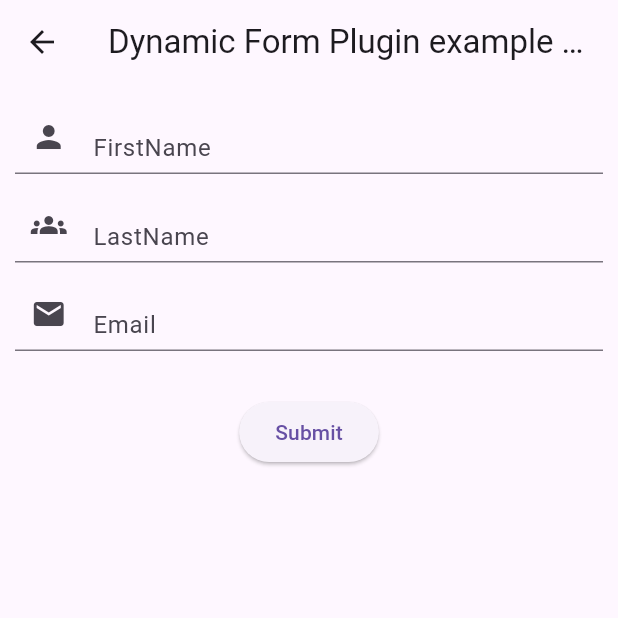
After one commit to mynumeric-mobile/easy_form_builder, a Flutter app: the screen it shows after launch, after a tap on "Virtual Keyboard", on a phone screen of 412 x 824 dp, the top half of it. The commit adds this screen. Run offline on Flutter 3.47's test engine with Material 3 defaults, Android fonts, the phone set to English and light mode, and no system bars; missing offline and left inert: dynamic_fonts, flutter_gradient_selector, virtual_keyboard_custom_layout; statements that could not run were skipped.

Commit message:
Adding virtual keyboard sample

```diff
--- a/example/lib/main.dart
+++ b/example/lib/main.dart
@@ -1,7 +1,8 @@
 import 'package:easy_form_builder_example/samples/colorpicker.dart';
 import 'package:easy_form_builder_example/samples/dropdownlist.dart';
 import 'package:easy_form_builder_example/samples/linked_dropdownlist.dart';
-import 'package:easy_form_builder_example/samples/objectProperties.dart';
+import 'package:easy_form_builder_example/samples/object_properties.dart';
+import 'package:easy_form_builder_example/samples/virtual_keyboard.dart';
 import 'package:flutter/material.dart';
 
 import 'samples/field_displayable_form.dart';
@@ -98,6 +99,15 @@ class MyHome extends StatelessWidget {
                 },
                 child: const Text("Color Picker"),
               ),
+              SizedBox(
+                height: 20,
+              ),
+              ElevatedButton(
+                onPressed: () {
+                  Navigator.push(context, MaterialPageRoute<void>(builder: (BuildContext context) => const VirtualKeyboard()));
+                },
+                child: const Text("Virtual Keyboard"),
+              ),
             ],
           ),
         ),
--- /dev/null
+++ b/example/lib/objects/keyboard_aux.dart
@@ -0,0 +1,59 @@
+import 'package:easy_form_builder_example/objects/keyboard_types.dart';
+import 'package:flutter/material.dart';
+import 'package:virtual_keyboard_custom_layout/virtual_keyboard_custom_layout.dart';
+
+class KeyboardAux extends StatefulWidget {
+  final TextEditingController? controller;
+  final VirtualKeyboardType typeKeyboard;
+  final KeyboardTypes typeLayout;
+  final bool alwaysCaps;
+  final Function? onChange;
+  final double height;
+
+  const KeyboardAux({
+    super.key,
+    this.alwaysCaps = false,
+    this.controller,
+    this.onChange,
+    this.height = 300,
+    this.typeLayout = KeyboardTypes.alphaEmail,
+    required this.typeKeyboard,
+  });
+
+  @override
+  State<KeyboardAux> createState() => _KeyboardAuxState();
+}
+
+class _KeyboardAuxState extends State<KeyboardAux> {
+  @override
+  Widget build(BuildContext context) {
+    return Container(
+      color: const Color.fromARGB(255, 255, 255, 255),
+      child: GestureDetector(
+        onTap: () {},
+        child: Container(
+          color: const Color.fromARGB(192, 199, 199, 199),
+          child: VirtualKeyboard(
+            height: widget.height,
+            width: MediaQuery.of(context).size.width,
+            fontSize: 26,
+            textColor: const Color.fromARGB(255, 0, 0, 0),
+            textController: widget.controller,
+            defaultLayouts: const [
+              VirtualKeyboardDefaultLayouts.English,
+            ],
+            alwaysCaps: widget.alwaysCaps,
+            borderColor: const Color.fromARGB(255, 151, 151, 151),
+            type: widget.typeKeyboard,
+            keys: (widget.typeKeyboard == VirtualKeyboardType.Custom) ? widget.typeLayout.keyboard : [],
+            onKeyPress: onKeyPress,
+          ),
+        ),
+      ),
+    );
+  }
+
+  onKeyPress(VirtualKeyboardKey key) {
+    widget.onChange?.call(widget.controller);
+  }
+}
--- a/example/lib/samples/linked_dropdownlist.dart
+++ b/example/lib/samples/linked_dropdownlist.dart
@@ -4,7 +4,7 @@ import 'package:easy_form_builder/classes/objects/df_param.dart';
 import 'package:easy_form_builder/easy_form_builder.dart';
 import 'package:flutter/material.dart';
 
-import 'car.dart';
+import '../objects/car.dart';
 
 class LinkedDropDownList extends StatefulWidget {
   const LinkedDropDownList({super.key});
--- a/example/lib/samples/objectProperties.dart
+++ b/example/lib/samples/object_properties.dart
@@ -4,7 +4,7 @@ import 'package:easy_form_builder/classes/objects/df_param.dart';
 import 'package:easy_form_builder/easy_form_builder.dart';
 import 'package:flutter/material.dart';
 
-import 'car.dart';
+import '../objects/car.dart';
 
 class ObjectProperties extends StatefulWidget {
   const ObjectProperties({super.key});
--- /dev/null
+++ b/example/lib/samples/virtual_keyboard.dart
@@ -0,0 +1,142 @@
+import 'dart:convert';
+import 'dart:math';
+
+import 'package:easy_form_builder/classes/objects/df_param.dart';
+import 'package:easy_form_builder/classes/objects/validator/email_validator.dart';
+import 'package:easy_form_builder/classes/objects/validator/required_validator.dart';
+import 'package:easy_form_builder/easy_form_builder.dart';
+import 'package:flutter/material.dart';
+import 'package:virtual_keyboard_custom_layout/virtual_keyboard_custom_layout.dart';
+
+import '../objects/keyboard_aux.dart';
+import '../objects/keyboard_types.dart';
+
+class VirtualKeyboard extends StatefulWidget {
+  const VirtualKeyboard({super.key});
+
+  @override
+  State<VirtualKeyboard> createState() => _MyAppState();
+}
+
+class _MyAppState extends State<VirtualKeyboard> {
+  Map<String, dynamic> values = {};
+  var formKey = GlobalKey<FormState>();
+  TextEditingController? currentController;
+  String? currentparamId;
+  var isKeyboardVisible = false;
+  //var controllerKeyboard = TextEditingController();
+  late double keyboardHeight;
+  GlobalKey keyboardKey = GlobalKey();
+
+  @override
+  void initState() {
+    super.initState();
+  }
+
+  @override
+  Widget build(BuildContext context) {
+    keyboardHeight = max(160, MediaQuery.of(context).size.height * 0.35);
+    return Scaffold(
+      appBar: AppBar(
+        title: const Text('Dynamic Form Plugin example app'),
+      ),
+      body: Center(
+        child: Stack(
+          children: [
+            Positioned.fill(child: GestureDetector(
+              onTap: () {
+                FocusManager.instance.primaryFocus?.unfocus();
+              },
+            )),
+            AnimatedPositioned(
+              top: 0,
+              duration: const Duration(milliseconds: 200),
+              bottom: isKeyboardVisible ? 0 : keyboardHeight * -1,
+              child: Column(
+                children: [
+                  Expanded(
+                    child: SizedBox(
+                      width: MediaQuery.of(context).size.width,
+                      child: SingleChildScrollView(
+                        child: Column(
+                          mainAxisSize: MainAxisSize.min,
+                          children: [
+                            Padding(
+                              padding: const EdgeInsets.all(8.0),
+                              child: EasyFormBuilder(
+                                formKey: formKey,
+                                textFieldOnFocus: (controller, paramId) {
+                                  currentController = controller;
+                                  currentparamId = paramId;
+                                  isKeyboardVisible = currentController != null;
+                                  setState(() {});
+                                },
+                                forcedKeyboardType: TextInputType.none,
+                                params: [
+                                  DfCfgParam(
+                                    id: "firstName",
+                                    icon: Icon(Icons.person),
+                                    type: String,
+                                    title: "FirstName",
+                                  ),
+                                  DfCfgParam(
+                                    id: "lastName",
+                                    icon: Icon(Icons.groups),
+                                    type: String,
+                                    title: "LastName",
+                                  ),
+                                  DfCfgParam(
+                                    id: "email",
+                                    icon: Icon(Icons.email),
+                                    type: String,
+                                    title: "Email",
+                                    validators: [RequiredValidator(), EmailValidator()],
+                                  )
+                                ],
+                                paramValues: values,
+                                icon: true,
+                                forcedColumnNumber: (MediaQuery.of(context).size.width / 400).round(),
+                              ),
+                            ),
+                            SizedBox(
+                              height: 20,
+                            ),
+                            ElevatedButton(
+                              onPressed: () {
+                                if (formKey.currentState!.validate()) {
+                                  formKey.currentState!.save();
+                                  debugPrint(json.encode(values));
+                                }
+                              },
+                              child: const Text("Submit"),
+                            ),
+                          ],
+                        ),
+                      ),
+                    ),
+                  ),
+                  SizedBox(
+                    height: keyboardHeight,
+                    child: KeyboardAux(
+                      key: keyboardKey,
+                      alwaysCaps: false,
+                      height: keyboardHeight,
+                      controller: currentController,
+                      typeLayout: KeyboardTypes.alphaEmail,
+                      typeKeyboard: VirtualKeyboardType.Custom,
+                      onChange: (controller) {
+                        values[currentparamId!] = controller.text;
+                        //currentController?.text = controller.text;
+                        setState(() {});
+                      },
+                    ),
+                  )
+                ],
+              ),
+            ),
+          ],
+        ),
+      ),
+    );
+  }
+}
--- a/example/pubspec.yaml
+++ b/example/pubspec.yaml
@@ -19,6 +19,7 @@ dependencies:
 
   easy_form_builder:
     path: ../
+  virtual_keyboard_custom_layout: ^1.0.1
 
   cupertino_icons: ^1.0.8
 
--- a/lib/easy_form_builder.dart
+++ b/lib/easy_form_builder.dart
@@ -28,7 +28,9 @@ class EasyFormBuilder extends StatefulWidget {
       this.iconSizeRatio = 1,
       this.textStyle,
       this.colorHistory,
-      this.formKey});
+      this.formKey,
+      this.textFieldOnFocus,
+      this.forcedKeyboardType});
   final List<DfCfgParam> params;
   final Map<String, dynamic> paramValues;
   final Function(String modifiedParamId)? onChange;
@@ -41,7 +43,11 @@ class EasyFormBuilder extends StatefulWidget {
   final bool border;
   final bool icon;
   final double iconSizeRatio;
+
+  final TextInputType? forcedKeyboardType;
   final bool forceReadOnly;
+
+  final Null Function(TextEditingController? controller, String paramId)? textFieldOnFocus;
 
   final int? forcedColumnNumber;
   final Key? formKey;
@@ -54,6 +60,7 @@ class EasyFormBuilder extends StatefulWidget {
 class _EasyFormBuilderState extends State<EasyFormBuilder> {
   //final ScrollController _scrollController = ScrollController();
   final Map<String, TextEditingController> _textControler = {};
+  final Map<String, FocusNode> _textFocusNode = {};
 
   @override
   void initState() {
@@ -62,7 +69,9 @@ class _EasyFormBuilderState extends State<EasyFormBuilder> {
 
   @override
   void dispose() {
-    //_scrollController.dispose();
+    for (FocusNode n in _textFocusNode.values) {
+      n.dispose();
+    }
     super.dispose();
   }
 
@@ -184,6 +193,15 @@ class _EasyFormBuilderState extends State<EasyFormBuilder> {
     if (_textControler[param.id] == null) {
       _textControler[param.id] =
           TextEditingController(text: (widget.paramValues[param.id] ?? param.defaultValue ?? "").toString());
+      if (widget.textFieldOnFocus != null) {
+        var fNode = FocusNode();
+        fNode.addListener(() {
+          //var hasFocus = _textFocusNode.map((name, node) => node.hasFocus());
+          var hasFocus = fNode.hasFocus;
+          widget.textFieldOnFocus!(hasFocus ? _textControler[param.id] : null, param.id);
+        });
+        _textFocusNode[param.id] = fNode;
+      }
     }
 
     var icon = param.icon;
@@ -195,11 +213,13 @@ class _EasyFormBuilderState extends State<EasyFormBuilder> {
       );
     }
 
-    return BnTextField(
+    return EFBTextField(
         name: param.title,
-        keyboardType: _getKeyboardType(param.type, param.maxTextFieldLine),
+        keyboardType: widget.forcedKeyboardType ?? _getKeyboardType(param.type, param.maxTextFieldLine),
+        focus: _textFocusNode[param.id],
         prefixIcon: widget.icon ? icon : null,
         maxLine: param.maxTextFieldLine,
+        dismissOnTapOutside: false,
         border: widget.border,
         style: widget.textStyle,
         controler: _textControler[param.id],
--- a/lib/widgets/textfield.dart
+++ b/lib/widgets/textfield.dart
@@ -1,7 +1,7 @@
 import 'package:flutter/material.dart';
 import 'package:flutter/services.dart';
 
-class BnTextField extends StatefulWidget {
+class EFBTextField extends StatefulWidget {
   final String? name;
   final TextEditingController? controler;
   final FocusNode? focus;
@@ -19,8 +19,9 @@ class BnTextField extends StatefulWidget {
   final String? initialValue;
   final bool border;
   final int maxLine;
+  final GestureTapCallback? onTap;
 
-  const BnTextField(
+  const EFBTextField(
       {super.key,
       this.name,
       this.controler,
@@ -38,13 +39,14 @@ class BnTextField extends StatefulWidget {
       this.initialValue,
       this.border = false,
       this.maxLine = 1,
+      this.onTap,
       this.helperText});
 
   @override
-  State<BnTextField> createState() => _BnTextFieldState();
+  State<EFBTextField> createState() => _EFBTextFieldState();
 }
 
-class _BnTextFieldState extends State<BnTextField> {
+class _EFBTextFieldState extends State<EFBTextField> {
   late bool _obscured;
 
   @override
@@ -74,6 +76,7 @@ class _BnTextFieldState extends State<BnTextField> {
       initialValue: widget.initialValue,
       controller: widget.controler,
       focusNode: widget.focus,
+      onTap: widget.onTap,
       validator: (value) {
         return widget.validator?.call(value);
       },
--- a/pubspec.yaml
+++ b/pubspec.yaml
@@ -21,6 +21,7 @@ dependencies:
   flutter_gradient_selector: ^1.0.12
   dynamic_fonts: ^2.2.1
 
+
 dev_dependencies:
   flutter_test:
     sdk: flutter
```
Also changed, not shown: example/lib/objects/keyboard_types.dart (added, +53 -0 lines), example/lib/objects/car.dart (renamed from example/lib/samples/car.dart), example/pubspec.lock.
